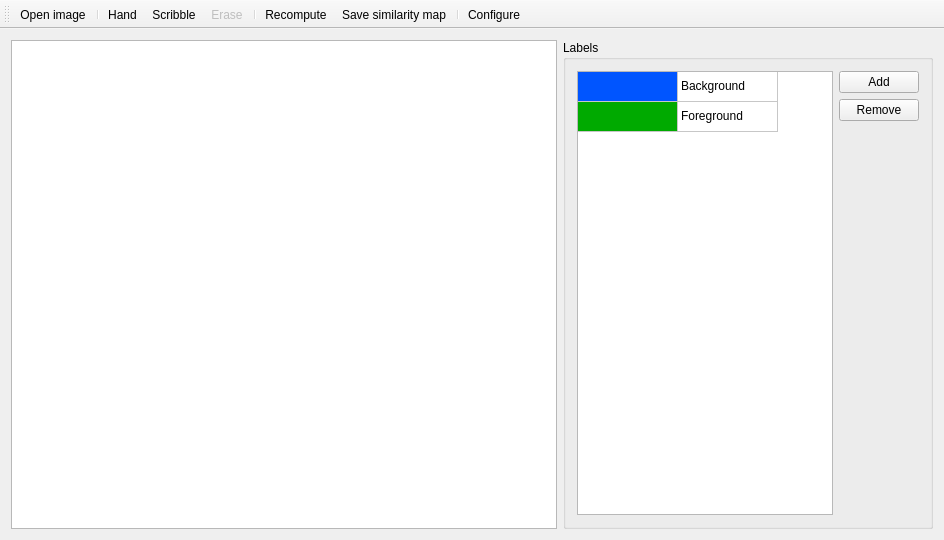
The window that ml_project_app/mainwindow.ui (alexshtf/MachineLearningCourseProject) describes before a commit, drawn with Qt 5.
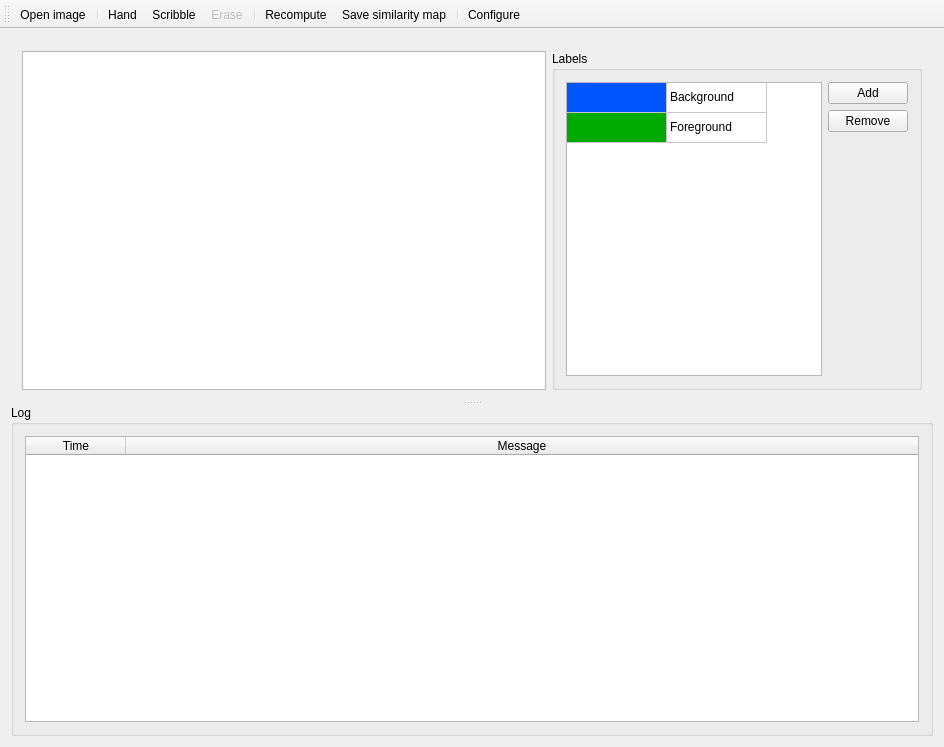
The same window after the commit.

What changed in the file:
```diff
--- a/ml_project_app/mainwindow.ui
+++ b/ml_project_app/mainwindow.ui
@@ -7,14 +7,21 @@
     <x>0</x>
     <y>0</y>
     <width>944</width>
-    <height>540</height>
+    <height>747</height>
    </rect>
   </property>
   <property name="windowTitle">
    <string>MainWindow</string>
   </property>
   <widget class="QWidget" name="centralWidget">
-   <layout class="QHBoxLayout" name="horizontalLayout_2">
+   <layout class="QVBoxLayout" name="verticalLayout_2">
+    <item>
+     <widget class="QSplitter" name="splitter">
+      <property name="orientation">
+       <enum>Qt::Vertical</enum>
+      </property>
+      <widget class="QWidget" name="layoutWidget">
+       <layout class="QHBoxLayout" name="topLayout">
     <item>
      <widget class="QGraphicsView" name="graphicsView">
       <property name="sizePolicy">
@@ -26,7 +33,7 @@
      </widget>
     </item>
     <item>
-     <widget class="QGroupBox" name="groupBox">
+         <widget class="QGroupBox" name="groupBox_1">
       <property name="sizePolicy">
        <sizepolicy hsizetype="Preferred" vsizetype="Expanding">
         <horstretch>0</horstretch>
@@ -192,6 +199,64 @@
         </layout>
        </item>
       </layout>
+         </widget>
+        </item>
+       </layout>
+      </widget>
+      <widget class="QGroupBox" name="logGroupBox">
+       <property name="title">
+        <string>Log</string>
+       </property>
+       <layout class="QVBoxLayout" name="verticalLayout_3">
+        <item>
+         <widget class="QTableWidget" name="log">
+          <property name="selectionBehavior">
+           <enum>QAbstractItemView::SelectRows</enum>
+          </property>
+          <property name="horizontalScrollMode">
+           <enum>QAbstractItemView::ScrollPerPixel</enum>
+          </property>
+          <property name="gridStyle">
+           <enum>Qt::NoPen</enum>
+          </property>
+          <property name="cornerButtonEnabled">
+           <bool>true</bool>
+          </property>
+          <property name="columnCount">
+           <number>2</number>
+          </property>
+          <attribute name="horizontalHeaderVisible">
+           <bool>true</bool>
+          </attribute>
+          <attribute name="horizontalHeaderHighlightSections">
+           <bool>true</bool>
+          </attribute>
+          <attribute name="horizontalHeaderShowSortIndicator" stdset="0">
+           <bool>false</bool>
+          </attribute>
+          <attribute name="horizontalHeaderStretchLastSection">
+           <bool>true</bool>
+          </attribute>
+          <attribute name="verticalHeaderVisible">
+           <bool>false</bool>
+          </attribute>
+          <attribute name="verticalHeaderHighlightSections">
+           <bool>false</bool>
+          </attribute>
+          <column>
+           <property name="text">
+            <string>Time</string>
+           </property>
+          </column>
+          <column>
+           <property name="text">
+            <string>Message</string>
+           </property>
+          </column>
+         </widget>
+        </item>
+       </layout>
+      </widget>
      </widget>
     </item>
    </layout>
```
Lines whose indentation alone changed are shown as unchanged.
